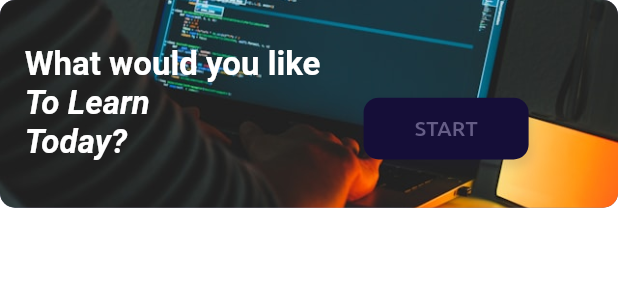
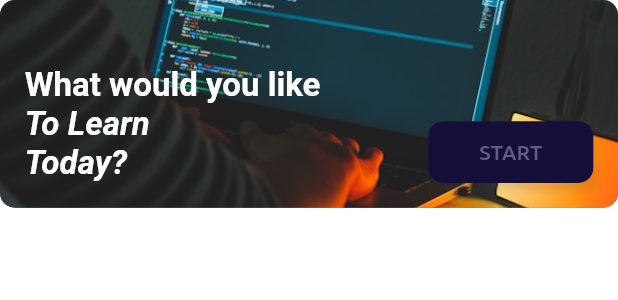
Before and after one commit to ramishaya/route_it, a Flutter app: the HomeWelcomeCard widget shown alone on an empty page, opened directly with empty values, on a phone screen of 412 x 824 dp. Shown: the top 300 px of the screen. Run offline on Flutter 3.47's test engine with Material 3 defaults, Android fonts, the phone set to English and light mode, and no system bars; our stand-ins replace bloc, flutter_bloc, go_router, google_fonts, iconsax, image_picker and 1 more; project files that could hold a hidden picture were left out.

Commit message:
Refactor1.2

```diff
--- a/lib/core/utils/assets_data.dart
+++ b/lib/core/utils/assets_data.dart
@@ -6,4 +6,5 @@ class AssetsData {
   static const welcomeImg = "assets/images/welcom_img1.jpg";
   static const techDetailsImg = "assets/images/dev_img.jpg";
   static const flutterLogo = "assets/image/icons8-flutter-240.png";
+
 }
--- a/lib/core/widgets/custom_button_item.dart
+++ b/lib/core/widgets/custom_button_item.dart
@@ -11,7 +11,9 @@ class CustomButtonItem extends StatelessWidget {
       required this.text,
       required this.width,
       required this.height,
-      required this.radius});
+      required this.radius,
+      required this.textColor
+      });
 
   final double width;
   final double height;
@@ -21,6 +23,7 @@ class CustomButtonItem extends StatelessWidget {
   final double radius;
   final Function function;
   final String text;
+  final Color textColor;
 
   @override
   Widget build(BuildContext context) {
--- a/lib/features/home/presentation/views/widgets/home_welcome_card.dart
+++ b/lib/features/home/presentation/views/widgets/home_welcome_card.dart
@@ -15,6 +15,7 @@ class HomeWelcomeCard extends StatelessWidget {
   @override
   Widget build(BuildContext context) {
     return Container(
+      width: size.width,
       height: size.height * 0.168,
       padding: EdgeInsets.all(size.width * horizintalMargin),
       decoration: BoxDecoration(
@@ -25,7 +26,10 @@ class HomeWelcomeCard extends StatelessWidget {
               fit: BoxFit.cover),
           color: lightPrimaryColor,
           borderRadius: BorderRadius.circular(10)),
-      child: Row(children: [
+      child: Row(
+          crossAxisAlignment: CrossAxisAlignment.end,
+          mainAxisAlignment: MainAxisAlignment.spaceBetween,
+          children: [
             RichText(
               text: const TextSpan(
                 style: TextStyle(
@@ -48,17 +52,14 @@ class HomeWelcomeCard extends StatelessWidget {
                 ],
               ),
             ),
-        Padding(
-          padding:
-              EdgeInsets.only(top: size.height * 0.04, left: size.width * 0.07),
-          child: CustomButtonItem(
+            CustomButtonItem(
+              textColor: textOnPrimaryColor,
               radius: 10,
               width: size.width * 0.267,
               height: size.height * 0.05,
               function: () {},
               text: "Start",
               backgroundColor: Colors.white,
-          ),
             )
           ]),
     );
--- a/lib/features/login/presentation/views/login_view.dart
+++ b/lib/features/login/presentation/views/login_view.dart
@@ -83,6 +83,7 @@ class LoginView extends StatelessWidget {
                         height: size.height * .03,
                       ),
                       CustomButtonItem(
+                        textColor: textOnPrimaryColor,
                         radius: 10,
                         backgroundColor: primaryColor,
                         width: double.infinity,
--- a/lib/features/register/presentation/views/register_view1.dart
+++ b/lib/features/register/presentation/views/register_view1.dart
@@ -89,6 +89,7 @@ class RegisterView1 extends StatelessWidget {
                       height: size.height * .03,
                     ),
                     CustomButtonItem(
+                      textColor: textOnPrimaryColor,
                       radius: 10,
                       backgroundColor: primaryColor,
                       width: double.infinity,
```
Also changed, not shown: lib/features/home/presentation/views/technology_details_view.dart (+8 -0 lines). Lines whose indentation alone changed are shown as unchanged.
